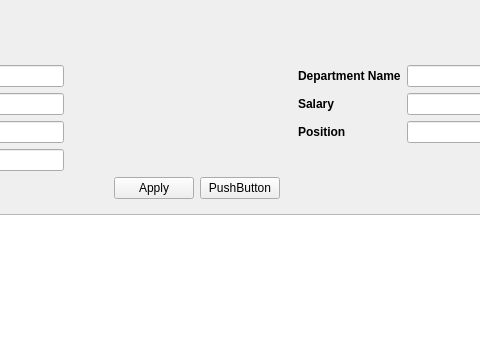
First picture: the form in VIDEO/GUI_Development_with_PyQt5_and_SQL/ui/manage_employees2.ui, repository syurskyi/QT, before the edit; both pictures show x 230 to 710 and y 0 to 348 of the 853 by 718 pixel window.
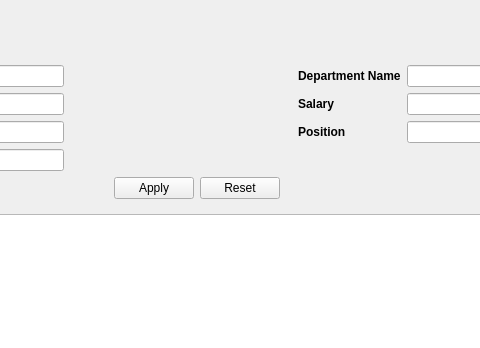
Second picture: the form after the edit.

```diff
--- a/VIDEO/GUI_Development_with_PyQt5_and_SQL/ui/manage_employees2.ui
+++ b/VIDEO/GUI_Development_with_PyQt5_and_SQL/ui/manage_employees2.ui
@@ -251,7 +251,7 @@
          <item row="0" column="2">
           <widget class="QPushButton" name="pushButton_2">
            <property name="text">
-            <string>PushButton</string>
+            <string>Reset</string>
            </property>
           </widget>
          </item>
```
Left out of the diff: 4 changed lines with no effect on the pictures.
